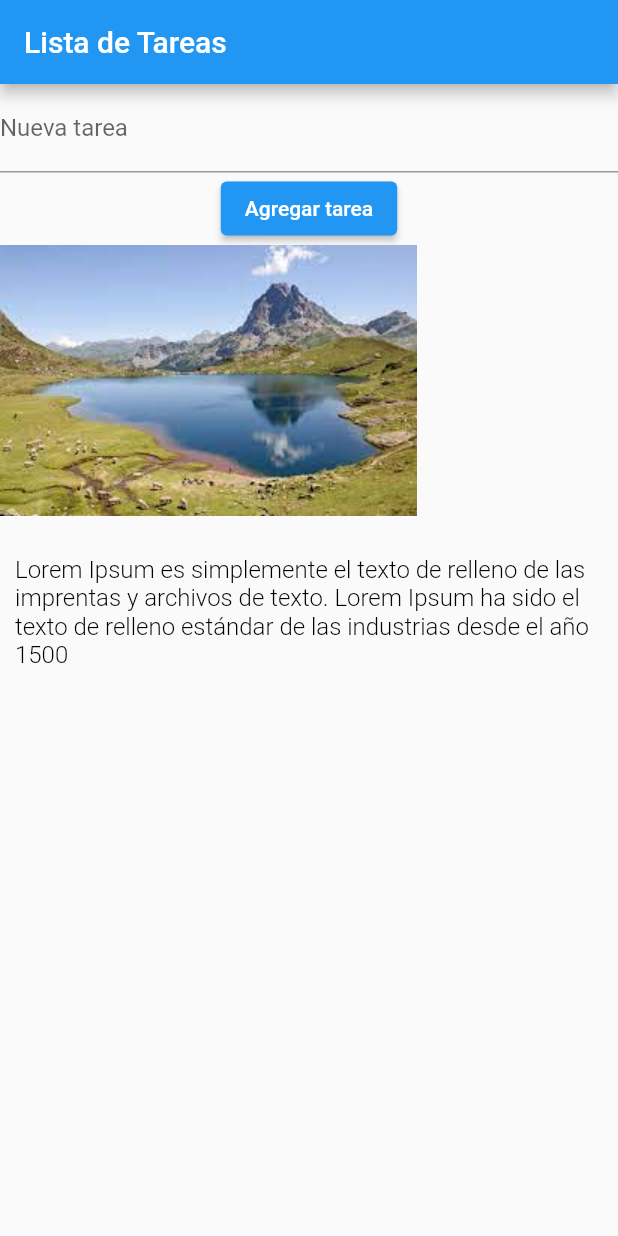
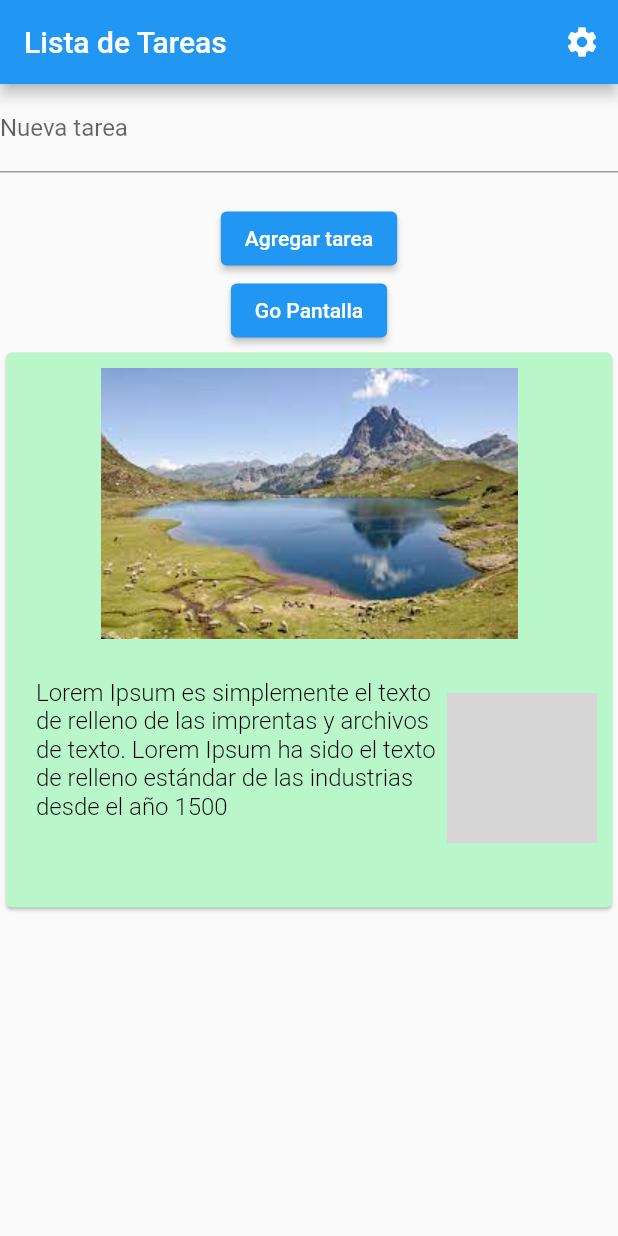
Before and after one commit to adancondori/flutter_tutorial, a Flutter app: the screen it shows after launch, after a tap on "Agregar tarea", on a phone screen of 412 x 824 dp. Run offline on Flutter 3.47's test engine with Material 2 defaults, Android fonts, the phone set to English and light mode, and no system bars; network calls fail; grey boxes are pictures that could not be loaded.

Commit message:
add list and simple api

```diff
--- a/lib/main.dart
+++ b/lib/main.dart
@@ -11,6 +11,7 @@ class MyApp extends StatelessWidget {
   @override
   Widget build(BuildContext context) {
     return MaterialApp(
+      debugShowCheckedModeBanner: false,
       title: 'Lista de Tareas',
       theme: ThemeData(
         primarySwatch: Colors.blue,
--- a/lib/task_list.dart
+++ b/lib/task_list.dart
@@ -16,6 +16,13 @@ class TaskList extends StatelessWidget {
   }
 
   Widget getDetail(int index, String name) {
+    final image = const Center(
+      child: Image(
+        width: 100,
+        image: NetworkImage('https://adancondori.github.io/images/qradm.jpg'),
+      ),
+    );
+
     final title = Container(
       margin: const EdgeInsets.only(
         top: 5,
@@ -31,7 +38,10 @@ class TaskList extends StatelessWidget {
         ),
       ),
     );
-    final detail = Container(
+    final detail = Row(
+      children: <Widget>[
+        Expanded(
+            child: Container(
           margin: const EdgeInsets.only(top: 0, left: 10, bottom: 25),
           child: Text(
             "Lorem Ipsum es simplemente el texto de relleno de las imprentas y archivos de texto. Lorem Ipsum ha sido el texto de relleno estándar de las industrias desde el año 1500",
@@ -42,12 +52,12 @@ class TaskList extends StatelessWidget {
               color: Color.fromARGB(255, 0, 0, 0),
             ),
           ),
+        )),
+        image,
+      ],
     );
-    final image = Image(
-      width: 100,
-      image: NetworkImage('https://adancondori.github.io/images/qradm.jpg'),
-    );
-    final img2 = Image.asset('assets/images/lake.jpeg');
+
+    final img2 = Center(child: Image.asset('assets/images/lake.jpeg'));
     final info = Column(
       crossAxisAlignment: CrossAxisAlignment.start,
       children: <Widget>[
@@ -56,7 +66,18 @@ class TaskList extends StatelessWidget {
         detail,
       ],
     );
-    return info;
+
+    final container = Container(
+      margin: const EdgeInsets.all(10.0),
+      height: 350.0,
+      child: info,
+    );
+    final card = Card(
+      child: container,
+      shadowColor: Colors.black,
+      color: Colors.greenAccent[100],
+    );
+    return card;
   }
 
   /// ------
--- a/lib/todo_list.dart
+++ b/lib/todo_list.dart
@@ -1,4 +1,5 @@
 import 'package:flutter/material.dart';
+import 'package:flutter_tutorial/screen.dart';
 import 'task_list.dart';
 
 class TodoList extends StatefulWidget {
@@ -14,6 +15,7 @@ class _TodoListState extends State<TodoList> {
 
   @override
   Widget build(BuildContext context) {
+    List<int> list = [1, 2, 3];
     var bodyWidget = Column(
       children: <Widget>[
         TextField(
@@ -21,6 +23,10 @@ class _TodoListState extends State<TodoList> {
           decoration: const InputDecoration(
             labelText: 'Nueva tarea',
           ),
+        ),
+        SizedBox(
+          height: 20.0,
+          child: Container(),
         ),
         ElevatedButton(
           onPressed: () {
@@ -31,6 +37,15 @@ class _TodoListState extends State<TodoList> {
           },
           child: const Text('Agregar tarea'),
         ),
+        ElevatedButton(
+          onPressed: () {
+            Navigator.push(
+              context,
+              MaterialPageRoute(builder: (context) => const Pantalla()),
+            );
+          },
+          child: const Text('Go Pantalla'),
+        ),
         Expanded(
           child: TaskList(tasks),
         ),
@@ -39,6 +54,17 @@ class _TodoListState extends State<TodoList> {
     return Scaffold(
       appBar: AppBar(
         title: const Text('Lista de Tareas'),
+        actions: <Widget>[
+          IconButton(
+            icon: Icon(
+              Icons.settings,
+              color: Colors.white,
+            ),
+            onPressed: () {
+              // do something
+            },
+          )
+        ],
       ),
       body: bodyWidget,
     );
--- a/pubspec.yaml
+++ b/pubspec.yaml
@@ -34,6 +34,7 @@ dependencies:
   # The following adds the Cupertino Icons font to your application.
   # Use with the CupertinoIcons class for iOS style icons.
   cupertino_icons: ^1.0.2
+  http: ^1.1.0
 
 dev_dependencies:
   flutter_test:
```
Also changed, not shown: lib/screen.dart (added, +62 -0 lines), pubspec.lock. Lines whose indentation alone changed are shown as unchanged.
